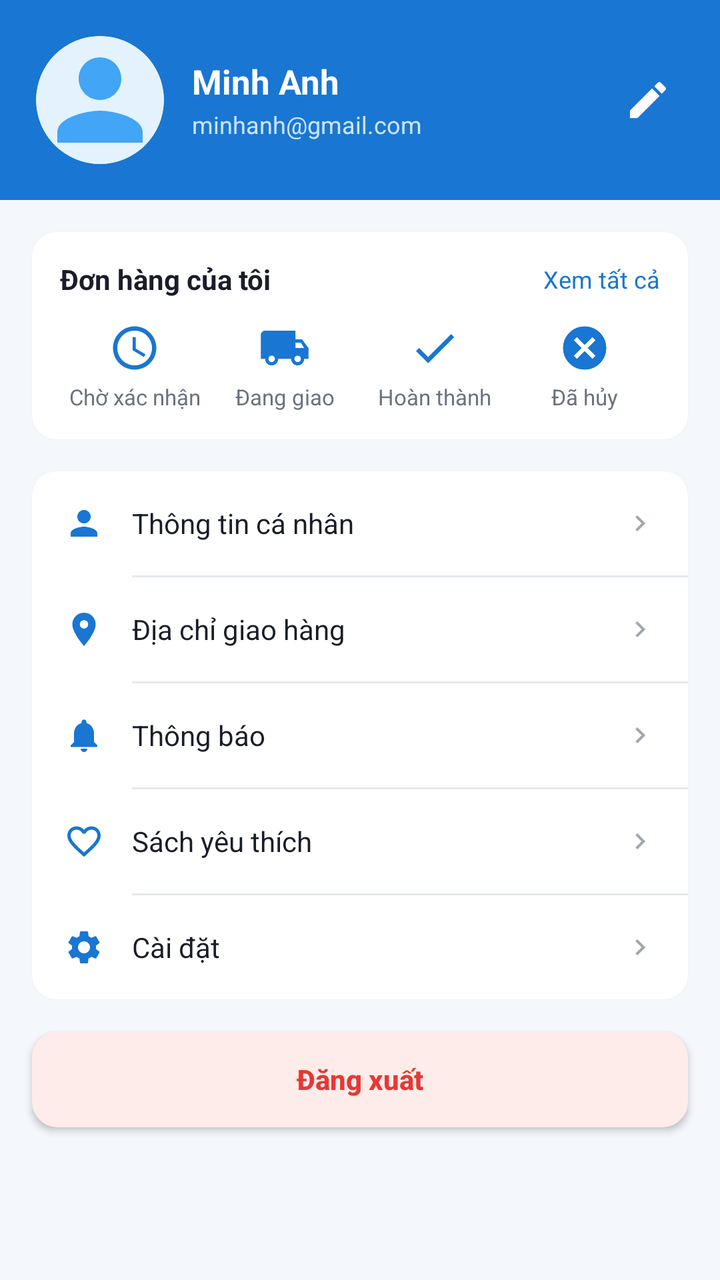
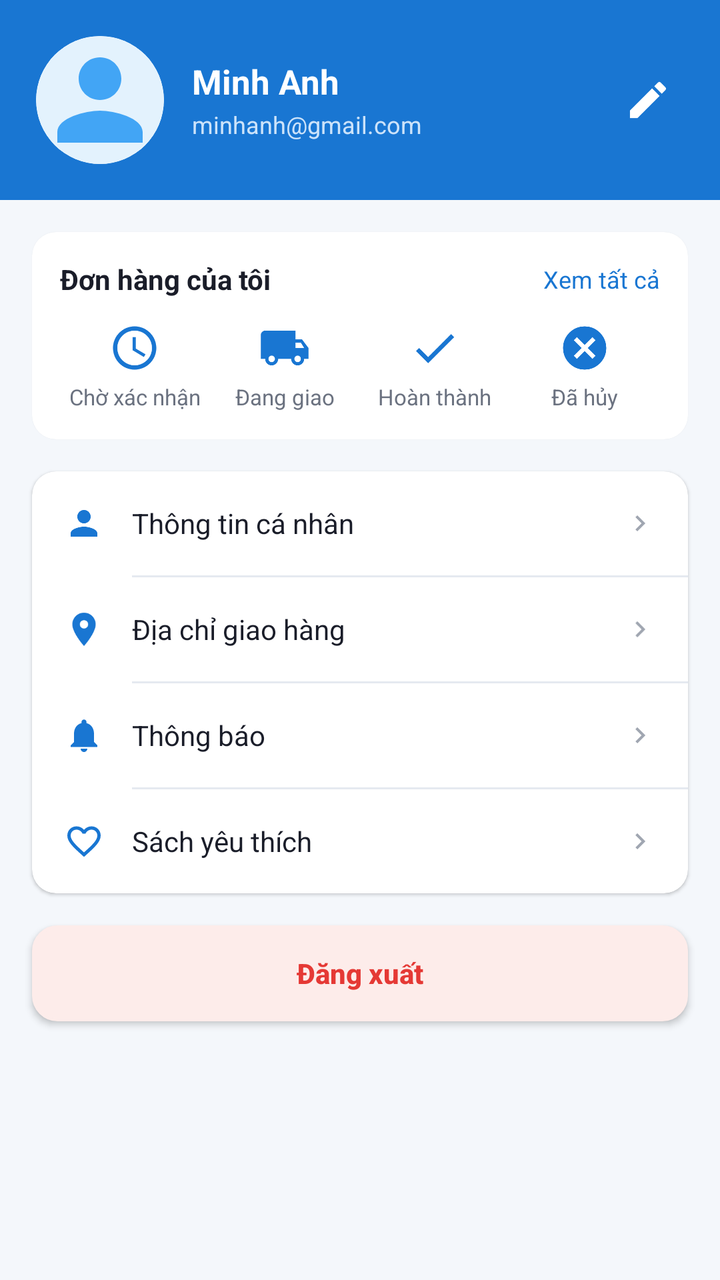

Screens rendered from an Android XML layout before and after an edit, with the pre-edit source and the edit as a unified diff.
<!-- AndroidManifest.xml: application theme Theme.BookApp -->
<!-- res/layout/fragment_profile.xml -->
<?xml version="1.0" encoding="utf-8"?>
<androidx.core.widget.NestedScrollView xmlns:android="http://schemas.android.com/apk/res/android"
    xmlns:app="http://schemas.android.com/apk/res-auto"
    android:layout_width="match_parent"
    android:layout_height="match_parent"
    android:background="@color/background"
    android:fillViewport="true">

    <LinearLayout
        android:layout_width="match_parent"
        android:layout_height="wrap_content"
        android:orientation="vertical">

        
        <LinearLayout
            android:layout_width="match_parent"
            android:layout_height="wrap_content"
            android:background="@color/primary"
            android:gravity="center_vertical"
            android:orientation="horizontal"
            android:padding="18dp">

            <androidx.cardview.widget.CardView
                android:layout_width="64dp"
                android:layout_height="64dp"
                app:cardCornerRadius="32dp"
                app:cardElevation="0dp">

                <ImageView
                    android:id="@+id/iv_avatar"
                    android:layout_width="match_parent"
                    android:layout_height="match_parent"
                    android:scaleType="centerCrop"
                    android:src="@drawable/placeholder_avatar" />
            </androidx.cardview.widget.CardView>

            <LinearLayout
                android:layout_width="0dp"
                android:layout_height="wrap_content"
                android:layout_marginStart="14dp"
                android:layout_weight="1"
                android:orientation="vertical">

                <TextView
                    android:id="@+id/tv_profile_name"
                    android:layout_width="match_parent"
                    android:layout_height="wrap_content"
                    android:text="Minh Anh"
                    android:textColor="@color/white"
                    android:textSize="17sp"
                    android:textStyle="bold" />

                <TextView
                    android:id="@+id/tv_profile_email"
                    android:layout_width="match_parent"
                    android:layout_height="wrap_content"
                    android:layout_marginTop="2dp"
                    android:text="minhanh@gmail.com"
                    android:textColor="#CCE3FA"
                    android:textSize="12sp" />
            </LinearLayout>

            <ImageButton
                android:id="@+id/ib_edit_profile"
                android:layout_width="36dp"
                android:layout_height="36dp"
                android:background="?attr/selectableItemBackgroundBorderless"
                android:src="@drawable/ic_edit"
                app:tint="@color/white" />
        </LinearLayout>

        
        <androidx.cardview.widget.CardView
            android:layout_width="match_parent"
            android:layout_height="wrap_content"
            android:layout_margin="16dp"
            app:cardBackgroundColor="@color/surface"
            app:cardCornerRadius="12dp"
            app:cardElevation="1dp">

            <LinearLayout
                android:layout_width="match_parent"
                android:layout_height="wrap_content"
                android:orientation="vertical"
                android:padding="14dp">

                <LinearLayout
                    android:layout_width="match_parent"
                    android:layout_height="wrap_content"
                    android:gravity="center_vertical"
                    android:orientation="horizontal">

                    <TextView
                        android:layout_width="0dp"
                        android:layout_height="wrap_content"
                        android:layout_weight="1"
                        android:text="Đơn hàng của tôi"
                        android:textColor="@color/text_primary"
                        android:textSize="14sp"
                        android:textStyle="bold" />

                    <TextView
                        android:id="@+id/tv_view_order_history"
                        android:layout_width="wrap_content"
                        android:layout_height="wrap_content"
                        android:text="Xem tất cả"
                        android:textColor="@color/primary"
                        android:textSize="12sp" />
                </LinearLayout>

                <LinearLayout
                    android:layout_width="match_parent"
                    android:layout_height="wrap_content"
                    android:layout_marginTop="12dp"
                    android:orientation="horizontal">

                    <LinearLayout
                        android:id="@+id/ll_status_pending"
                        android:layout_width="0dp"
                        android:layout_height="wrap_content"
                        android:layout_weight="1"
                        android:gravity="center"
                        android:orientation="vertical">

                        <ImageView
                            android:layout_width="26dp"
                            android:layout_height="26dp"
                            android:src="@drawable/ic_order_pending"
                            app:tint="@color/primary" />

                        <TextView
                            android:layout_width="wrap_content"
                            android:layout_height="wrap_content"
                            android:layout_marginTop="4dp"
                            android:text="Chờ xác nhận"
                            android:textColor="@color/text_secondary"
                            android:textSize="11sp" />
                    </LinearLayout>

                    <LinearLayout
                        android:id="@+id/ll_status_shipping"
                        android:layout_width="0dp"
                        android:layout_height="wrap_content"
                        android:layout_weight="1"
                        android:gravity="center"
                        android:orientation="vertical">

                        <ImageView
                            android:layout_width="26dp"
                            android:layout_height="26dp"
                            android:src="@drawable/ic_order_shipping"
                            app:tint="@color/primary" />

                        <TextView
                            android:layout_width="wrap_content"
                            android:layout_height="wrap_content"
                            android:layout_marginTop="4dp"
                            android:text="Đang giao"
                            android:textColor="@color/text_secondary"
                            android:textSize="11sp" />
                    </LinearLayout>

                    <LinearLayout
                        android:id="@+id/ll_status_delivered"
                        android:layout_width="0dp"
                        android:layout_height="wrap_content"
                        android:layout_weight="1"
                        android:gravity="center"
                        android:orientation="vertical">

                        <ImageView
                            android:layout_width="26dp"
                            android:layout_height="26dp"
                            android:src="@drawable/ic_order_delivered"
                            app:tint="@color/primary" />

                        <TextView
                            android:layout_width="wrap_content"
                            android:layout_height="wrap_content"
                            android:layout_marginTop="4dp"
                            android:text="Hoàn thành"
                            android:textColor="@color/text_secondary"
                            android:textSize="11sp" />
                    </LinearLayout>

                    <LinearLayout
                        android:id="@+id/ll_status_cancelled"
                        android:layout_width="0dp"
                        android:layout_height="wrap_content"
                        android:layout_weight="1"
                        android:gravity="center"
                        android:orientation="vertical">

                        <ImageView
                            android:layout_width="26dp"
                            android:layout_height="26dp"
                            android:src="@drawable/ic_order_cancelled"
                            app:tint="@color/primary" />

                        <TextView
                            android:layout_width="wrap_content"
                            android:layout_height="wrap_content"
                            android:layout_marginTop="4dp"
                            android:text="Đã hủy"
                            android:textColor="@color/text_secondary"
                            android:textSize="11sp" />
                    </LinearLayout>
                </LinearLayout>
            </LinearLayout>
        </androidx.cardview.widget.CardView>

        
        <androidx.cardview.widget.CardView
            android:layout_width="match_parent"
            android:layout_height="wrap_content"
            android:layout_marginHorizontal="16dp"
            app:cardBackgroundColor="@color/surface"
            app:cardCornerRadius="12dp"
            app:cardElevation="1dp">

            <LinearLayout
                android:layout_width="match_parent"
                android:layout_height="wrap_content"
                android:orientation="vertical">

                <LinearLayout
                    android:id="@+id/ll_menu_personal_info"
                    android:layout_width="match_parent"
                    android:layout_height="wrap_content"
                    android:gravity="center_vertical"
                    android:orientation="horizontal"
                    android:padding="16dp">

                    <ImageView
                        android:layout_width="20dp"
                        android:layout_height="20dp"
                        android:src="@drawable/ic_profile"
                        app:tint="@color/primary" />

                    <TextView
                        android:layout_width="0dp"
                        android:layout_height="wrap_content"
                        android:layout_marginStart="14dp"
                        android:layout_weight="1"
                        android:text="Thông tin cá nhân"
                        android:textColor="@color/text_primary"
                        android:textSize="14sp" />

                    <ImageView
                        android:layout_width="16dp"
                        android:layout_height="16dp"
                        android:src="@drawable/ic_chevron_right"
                        app:tint="@color/text_hint" />
                </LinearLayout>

                <View style="@style/DividerLine" />

                <LinearLayout
                    android:id="@+id/ll_menu_address"
                    android:layout_width="match_parent"
                    android:layout_height="wrap_content"
                    android:gravity="center_vertical"
                    android:orientation="horizontal"
                    android:padding="16dp">

                    <ImageView
                        android:layout_width="20dp"
                        android:layout_height="20dp"
                        android:src="@drawable/ic_location"
                        app:tint="@color/primary" />

                    <TextView
                        android:layout_width="0dp"
                        android:layout_height="wrap_content"
                        android:layout_marginStart="14dp"
                        android:layout_weight="1"
                        android:text="Địa chỉ giao hàng"
                        android:textColor="@color/text_primary"
                        android:textSize="14sp" />

                    <ImageView
                        android:layout_width="16dp"
                        android:layout_height="16dp"
                        android:src="@drawable/ic_chevron_right"
                        app:tint="@color/text_hint" />
                </LinearLayout>

                <View style="@style/DividerLine" />

                <LinearLayout
                    android:id="@+id/ll_menu_notification"
                    android:layout_width="match_parent"
                    android:layout_height="wrap_content"
                    android:gravity="center_vertical"
                    android:orientation="horizontal"
                    android:padding="16dp">

                    <ImageView
                        android:layout_width="20dp"
                        android:layout_height="20dp"
                        android:src="@drawable/ic_bell"
                        app:tint="@color/primary" />

                    <TextView
                        android:layout_width="0dp"
                        android:layout_height="wrap_content"
                        android:layout_marginStart="14dp"
                        android:layout_weight="1"
                        android:text="Thông báo"
                        android:textColor="@color/text_primary"
                        android:textSize="14sp" />

                    <ImageView
                        android:layout_width="16dp"
                        android:layout_height="16dp"
                        android:src="@drawable/ic_chevron_right"
                        app:tint="@color/text_hint" />
                </LinearLayout>

                <View style="@style/DividerLine" />

                <LinearLayout
                    android:id="@+id/ll_menu_favorites"
                    android:layout_width="match_parent"
                    android:layout_height="wrap_content"
                    android:gravity="center_vertical"
                    android:orientation="horizontal"
                    android:padding="16dp">

                    <ImageView
                        android:layout_width="20dp"
                        android:layout_height="20dp"
                        android:src="@drawable/ic_heart_outline"
                        app:tint="@color/primary" />

                    <TextView
                        android:layout_width="0dp"
                        android:layout_height="wrap_content"
                        android:layout_marginStart="14dp"
                        android:layout_weight="1"
                        android:text="Sách yêu thích"
                        android:textColor="@color/text_primary"
                        android:textSize="14sp" />

                    <ImageView
                        android:layout_width="16dp"
                        android:layout_height="16dp"
                        android:src="@drawable/ic_chevron_right"
                        app:tint="@color/text_hint" />
                </LinearLayout>

                <View style="@style/DividerLine" />

                <LinearLayout
                    android:id="@+id/ll_menu_settings"
                    android:layout_width="match_parent"
                    android:layout_height="wrap_content"
                    android:gravity="center_vertical"
                    android:orientation="horizontal"
                    android:padding="16dp">

                    <ImageView
                        android:layout_width="20dp"
                        android:layout_height="20dp"
                        android:src="@drawable/ic_settings"
                        app:tint="@color/primary" />

                    <TextView
                        android:layout_width="0dp"
                        android:layout_height="wrap_content"
                        android:layout_marginStart="14dp"
                        android:layout_weight="1"
                        android:text="Cài đặt"
                        android:textColor="@color/text_primary"
                        android:textSize="14sp" />

                    <ImageView
                        android:layout_width="16dp"
                        android:layout_height="16dp"
                        android:src="@drawable/ic_chevron_right"
                        app:tint="@color/text_hint" />
                </LinearLayout>
            </LinearLayout>
        </androidx.cardview.widget.CardView>

        <Button
            android:id="@+id/btn_logout"
            android:layout_width="match_parent"
            android:layout_height="48dp"
            android:layout_margin="16dp"
            android:background="@drawable/bg_button_outline"
            android:backgroundTint="@color/status_error_bg"
            android:elevation="0dp"
            android:text="Đăng xuất"
            android:textAllCaps="false"
            android:textColor="@color/status_error"
            android:textSize="14sp"
            android:textStyle="bold" />

    </LinearLayout>
</androidx.core.widget.NestedScrollView>
<!-- resources referenced by this layout -->
<resources>
  <color name="background">#F4F7FB</color>
  <color name="primary">#1976D2</color>
  <color name="status_error">#E53935</color>
  <color name="status_error_bg">#FDECEA</color>
  <color name="surface">#FFFFFF</color>
  <color name="text_hint">#A0A6B1</color>
  <color name="text_primary">#1A1D29</color>
  <color name="text_secondary">#6B7280</color>
  <color name="white">#FFFFFF</color>
  <!-- drawable bg_button_outline (drawable) -->
  <?xml version="1.0" encoding="utf-8"?>
  <shape xmlns:android="http://schemas.android.com/apk/res/android" android:shape="rectangle">
      <solid android:color="@color/surface" />
      <stroke android:width="1.5dp" android:color="@color/primary" />
      <corners android:radius="12dp" />
  </shape>
  <!-- drawable ic_chevron_right (drawable) -->
  <?xml version="1.0" encoding="utf-8"?>
  <vector xmlns:android="http://schemas.android.com/apk/res/android"
      android:width="24dp"
      android:height="24dp"
      android:viewportWidth="24"
      android:viewportHeight="24"
      android:tint="?attr/colorControlNormal">
      <path
          android:fillColor="#FF000000"
          android:pathData="M8.59,16.59L13.17,12 8.59,7.41 10,6l6,6 -6,6z"/>
  </vector>
  <!-- drawable ic_order_delivered (drawable) -->
  <?xml version="1.0" encoding="utf-8"?>
  <vector xmlns:android="http://schemas.android.com/apk/res/android"
      android:width="24dp"
      android:height="24dp"
      android:viewportWidth="24"
      android:viewportHeight="24"
      android:tint="?attr/colorControlNormal">
      <path
          android:fillColor="#FF000000"
          android:pathData="M9,16.17L4.83,12l-1.42,1.41L9,19 21,7l-1.41,-1.41z"/>
  </vector>
  <!-- drawable ic_profile (drawable) -->
  <?xml version="1.0" encoding="utf-8"?>
  <vector xmlns:android="http://schemas.android.com/apk/res/android"
      android:width="24dp"
      android:height="24dp"
      android:viewportWidth="24"
      android:viewportHeight="24"
      android:tint="?attr/colorControlNormal">
      <path
          android:fillColor="#FF000000"
          android:pathData="M12,12c2.21,0 4,-1.79 4,-4s-1.79,-4 -4,-4 -4,1.79 -4,4 1.79,4 4,4zM12,14c-2.67,0 -8,1.34 -8,4v2h16v-2c0,-2.66 -5.33,-4 -8,-4z"/>
  </vector>
  <!-- drawable ic_settings (drawable) -->
  <?xml version="1.0" encoding="utf-8"?>
  <vector xmlns:android="http://schemas.android.com/apk/res/android"
      android:width="24dp"
      android:height="24dp"
      android:viewportWidth="24"
      android:viewportHeight="24"
      android:tint="?attr/colorControlNormal">
      <path
          android:fillColor="#FF000000"
          android:pathData="M19.14,12.94c0.04,-0.3 0.06,-0.61 0.06,-0.94 0,-0.32 -0.02,-0.64 -0.07,-0.94l2.03,-1.58c0.18,-0.14 0.23,-0.41 0.12,-0.61l-1.92,-3.32c-0.12,-0.22 -0.37,-0.29 -0.59,-0.22l-2.39,0.96c-0.5,-0.38 -1.03,-0.7 -1.62,-0.94L14.4,2.81c-0.04,-0.24 -0.24,-0.41 -0.48,-0.41h-3.84c-0.24,0 -0.43,0.17 -0.47,0.41L9.25,5.35C8.66,5.59 8.12,5.92 7.63,6.29L5.24,5.33c-0.22,-0.08 -0.47,0 -0.59,0.22L2.74,8.87C2.62,9.08 2.66,9.34 2.86,9.48l2.03,1.58C4.84,11.36 4.8,11.69 4.8,12s0.02,0.64 0.07,0.94l-2.03,1.58c-0.18,0.14 -0.23,0.41 -0.12,0.61l1.92,3.32c0.12,0.22 0.37,0.29 0.59,0.22l2.39,-0.96c0.5,0.38 1.03,0.7 1.62,0.94l0.36,2.54c0.05,0.24 0.24,0.41 0.48,0.41h3.84c0.24,0 0.44,-0.17 0.47,-0.41l0.36,-2.54c0.59,-0.24 1.13,-0.56 1.62,-0.94l2.39,0.96c0.22,0.08 0.47,0 0.59,-0.22l1.92,-3.32c0.12,-0.22 0.07,-0.47 -0.12,-0.61zM12,15.6c-1.98,0 -3.6,-1.62 -3.6,-3.6s1.62,-3.6 3.6,-3.6 3.6,1.62 3.6,3.6 -1.62,3.6 -3.6,3.6z"/>
  </vector>
  <style name="DividerLine">
          <item name="android:layout_width">match_parent</item>
          <item name="android:layout_height">1dp</item>
          <item name="android:background">@color/divider</item>
          <item name="android:layout_marginStart">50dp</item>
      </style>
  <color name="primary_light">#E3F2FD</color>
  <color name="primary_variant">#42A5F5</color>
  <color name="divider">#E5E9F0</color>
  <color name="primary_dark">#0D47A1</color>
  <color name="accent_price">#FF7A00</color>
  <!-- unchanged entries left out for length: 9 -->
</resources>

<!-- the commit's change to res/layout/fragment_profile.xml (unified diff, before → after) -->
@@ -349,37 +349,7 @@
                         app:tint="@color/text_hint" />
                 </LinearLayout>
 
-                <View style="@style/DividerLine" />
-
-                <LinearLayout
-                    android:id="@+id/ll_menu_settings"
-                    android:layout_width="match_parent"
-                    android:layout_height="wrap_content"
-                    android:gravity="center_vertical"
-                    android:orientation="horizontal"
-                    android:padding="16dp">
-
-                    <ImageView
-                        android:layout_width="20dp"
-                        android:layout_height="20dp"
-                        android:src="@drawable/ic_settings"
-                        app:tint="@color/primary" />
-
-                    <TextView
-                        android:layout_width="0dp"
-                        android:layout_height="wrap_content"
-                        android:layout_marginStart="14dp"
-                        android:layout_weight="1"
-                        android:text="Cài đặt"
-                        android:textColor="@color/text_primary"
-                        android:textSize="14sp" />
-
-                    <ImageView
-                        android:layout_width="16dp"
-                        android:layout_height="16dp"
-                        android:src="@drawable/ic_chevron_right"
-                        app:tint="@color/text_hint" />
-                </LinearLayout>
+
             </LinearLayout>
         </androidx.cardview.widget.CardView>
 
<!-- resource entries referenced after the edit -->
@@ -52,18 +52,6 @@
           android:fillColor="#FF000000"
           android:pathData="M12,12c2.21,0 4,-1.79 4,-4s-1.79,-4 -4,-4 -4,1.79 -4,4 1.79,4 4,4zM12,14c-2.67,0 -8,1.34 -8,4v2h16v-2c0,-2.66 -5.33,-4 -8,-4z"/>
   </vector>
-  <!-- drawable ic_settings (drawable) -->
-  <?xml version="1.0" encoding="utf-8"?>
-  <vector xmlns:android="http://schemas.android.com/apk/res/android"
-      android:width="24dp"
-      android:height="24dp"
-      android:viewportWidth="24"
-      android:viewportHeight="24"
-      android:tint="?attr/colorControlNormal">
-      <path
-          android:fillColor="#FF000000"
-          android:pathData="M19.14,12.94c0.04,-0.3 0.06,-0.61 0.06,-0.94 0,-0.32 -0.02,-0.64 -0.07,-0.94l2.03,-1.58c0.18,-0.14 0.23,-0.41 0.12,-0.61l-1.92,-3.32c-0.12,-0.22 -0.37,-0.29 -0.59,-0.22l-2.39,0.96c-0.5,-0.38 -1.03,-0.7 -1.62,-0.94L14.4,2.81c-0.04,-0.24 -0.24,-0.41 -0.48,-0.41h-3.84c-0.24,0 -0.43,0.17 -0.47,0.41L9.25,5.35C8.66,5.59 8.12,5.92 7.63,6.29L5.24,5.33c-0.22,-0.08 -0.47,0 -0.59,0.22L2.74,8.87C2.62,9.08 2.66,9.34 2.86,9.48l2.03,1.58C4.84,11.36 4.8,11.69 4.8,12s0.02,0.64 0.07,0.94l-2.03,1.58c-0.18,0.14 -0.23,0.41 -0.12,0.61l1.92,3.32c0.12,0.22 0.37,0.29 0.59,0.22l2.39,-0.96c0.5,0.38 1.03,0.7 1.62,0.94l0.36,2.54c0.05,0.24 0.24,0.41 0.48,0.41h3.84c0.24,0 0.44,-0.17 0.47,-0.41l0.36,-2.54c0.59,-0.24 1.13,-0.56 1.62,-0.94l2.39,0.96c0.22,0.08 0.47,0 0.59,-0.22l1.92,-3.32c0.12,-0.22 0.07,-0.47 -0.12,-0.61zM12,15.6c-1.98,0 -3.6,-1.62 -3.6,-3.6s1.62,-3.6 3.6,-3.6 3.6,1.62 3.6,3.6 -1.62,3.6 -3.6,3.6z"/>
-  </vector>
   <style name="DividerLine">
           <item name="android:layout_width">match_parent</item>
           <item name="android:layout_height">1dp</item>
